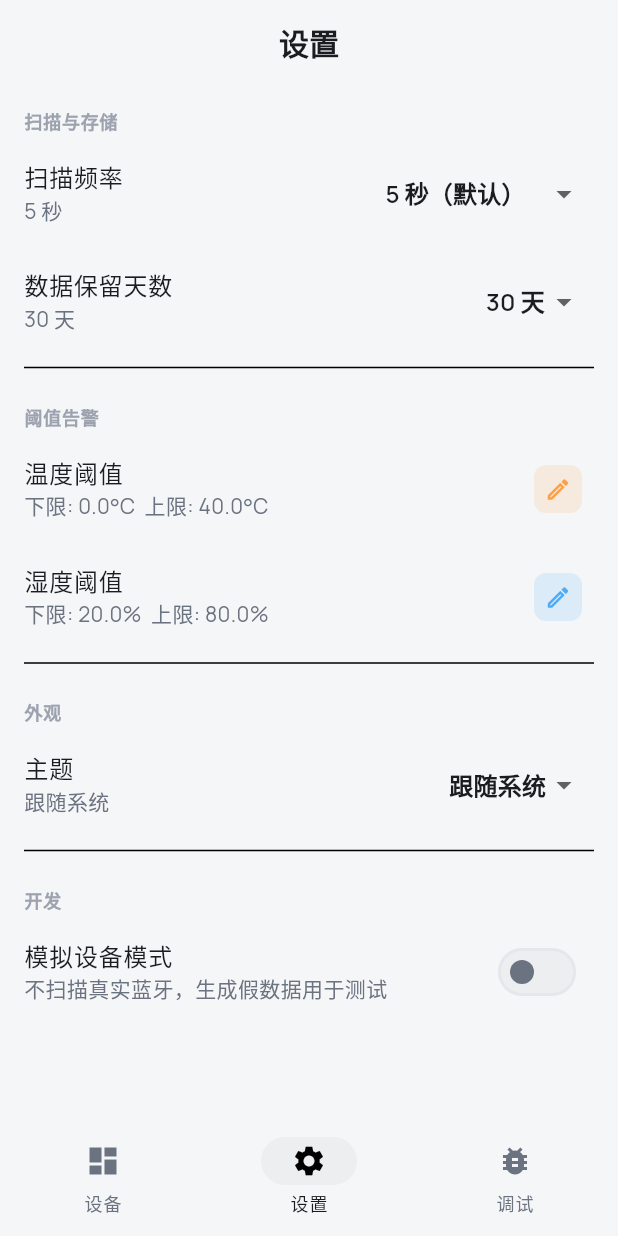
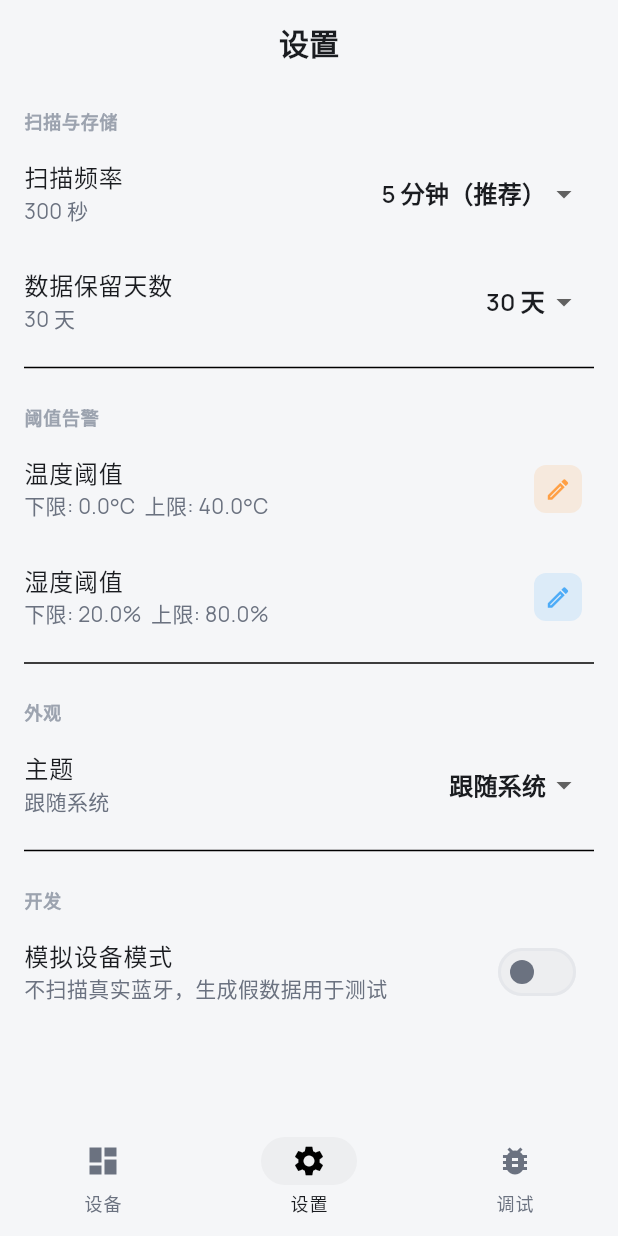
Before and after one commit to tantianvip-spec/tempMonitor, a Flutter app: the screen it shows after launch, item 2 of the bottom bar chosen, on a phone screen of 412 x 824 dp. Run offline on Flutter 3.47's test engine with Material 3 defaults, Android fonts, the phone set to English and light mode, and no system bars; our stand-ins replace drift, drift_flutter, equatable, fl_chart, flutter_bloc, flutter_blue_plus and 5 more; missing offline and left inert: flutter_background_service; accounts and stored records are empty; generated files the repository leaves out were written again.

Commit message:
feat: dynamic scan window + default interval 5min
- Change default scan interval from 5s to 300s (5min)
- Replace hardcoded 10s/15s scan windows with dynamic formula:
  window = clamp(interval/2, 3s, 10s) — guarantees window ≤ interval
  so timer never overlaps itself
- Apply same logic in both main-isolate and background-service scanners
- Update settings page options: 5s, 30s, 1min, 5min (default), 10min
- Update SettingsState default to 300s to match

```diff
--- a/lib/core/constants.dart
+++ b/lib/core/constants.dart
@@ -1,6 +1,6 @@
 abstract class AppConstants {
   static const String bthomeServiceUuid = '0000fcd2-0000-1000-8000-00805f9b34fb';
-  static const int defaultScanIntervalSeconds = 5;
+  static const int defaultScanIntervalSeconds = 300;
   static const int defaultRetentionDays = 30;
   static const double defaultTempMin = 0.0;
   static const double defaultTempMax = 40.0;
--- a/lib/infrastructure/background_service.dart
+++ b/lib/infrastructure/background_service.dart
@@ -204,7 +204,8 @@ class BackgroundService {
             tag: 'BackgroundService');
         scanTimer = Timer.periodic(interval, (_) async {
           try {
-            await scanner.scan(timeout: const Duration(seconds: 15));
+            final window = (interval.inMilliseconds ~/ 2).clamp(3000, 10000);
+            await scanner.scan(timeout: Duration(milliseconds: window));
           } catch (e) {
             DebugLogger()
                 .e('Background scan error: $e', tag: 'BackgroundService');
--- a/lib/presentation/settings/settings_cubit.dart
+++ b/lib/presentation/settings/settings_cubit.dart
@@ -73,7 +73,7 @@ class SettingsState extends Equatable {
   final ThemeMode themeMode;
 
   const SettingsState({
-    this.scanIntervalSeconds = 5,
+    this.scanIntervalSeconds = 300,
     this.retentionDays = 30,
     this.tempMin = 0,
     this.tempMax = 40,
--- a/lib/presentation/settings/settings_page.dart
+++ b/lib/presentation/settings/settings_page.dart
@@ -26,9 +26,11 @@ class SettingsPage extends StatelessWidget {
                   value: state.scanIntervalSeconds,
                   underline: const SizedBox(),
                   items: const [
-                    DropdownMenuItem(value: 1, child: Text('1 秒（高耗电）')),
-                    DropdownMenuItem(value: 2, child: Text('2 秒')),
-                    DropdownMenuItem(value: 5, child: Text('5 秒（默认）')),
+                    DropdownMenuItem(value: 5, child: Text('5 秒')),
+                    DropdownMenuItem(value: 30, child: Text('30 秒')),
+                    DropdownMenuItem(value: 60, child: Text('1 分钟')),
+                    DropdownMenuItem(value: 300, child: Text('5 分钟（推荐）')),
+                    DropdownMenuItem(value: 600, child: Text('10 分钟')),
                   ],
                   onChanged: (value) {
                     if (value != null) {
```
Also changed, not shown: lib/services/scan_service.dart (+13 -1 lines).
